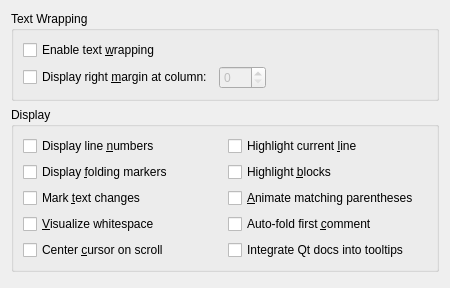
Old version of the form src/plugins/texteditor/displaysettingspage.ui in the repository qt-creator/qt-creator.
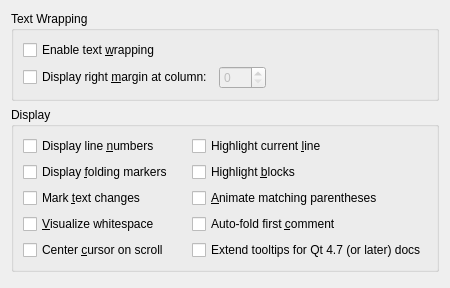
New version of the form.

Commit message:
C++ tooltip: Integration with Qt docs always on (for showing brief descriptions).
The old integration option is now used to switch to extended descriptions.

Diff of the .ui file:
```diff
--- a/src/plugins/texteditor/displaysettingspage.ui
+++ b/src/plugins/texteditor/displaysettingspage.ui
@@ -99,7 +99,7 @@
       <item row="5" column="1">
        <widget class="QCheckBox" name="integrateDocsIntoTooltips">
         <property name="text">
-         <string>Integrate Qt docs into tooltips</string>
+         <string>Extend tooltips for Qt 4.7 (or later) docs</string>
         </property>
        </widget>
       </item>
```
Left out of the diff: 2 changed lines with no effect on the pictures. The commit also changes 7 other files.
